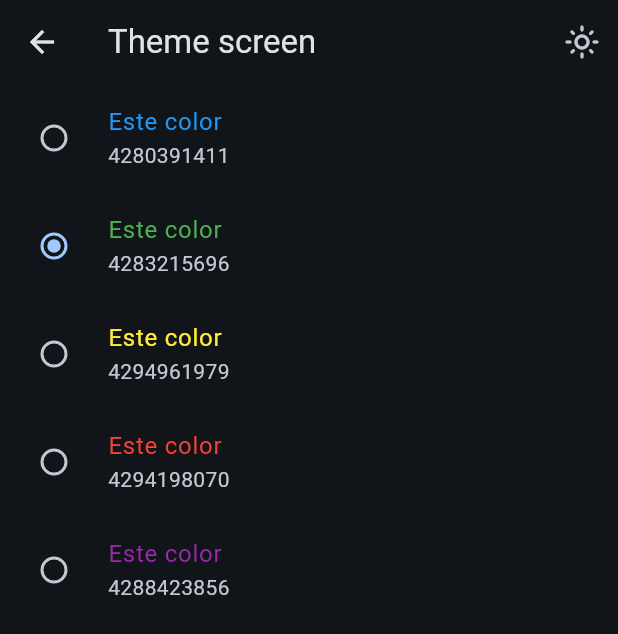
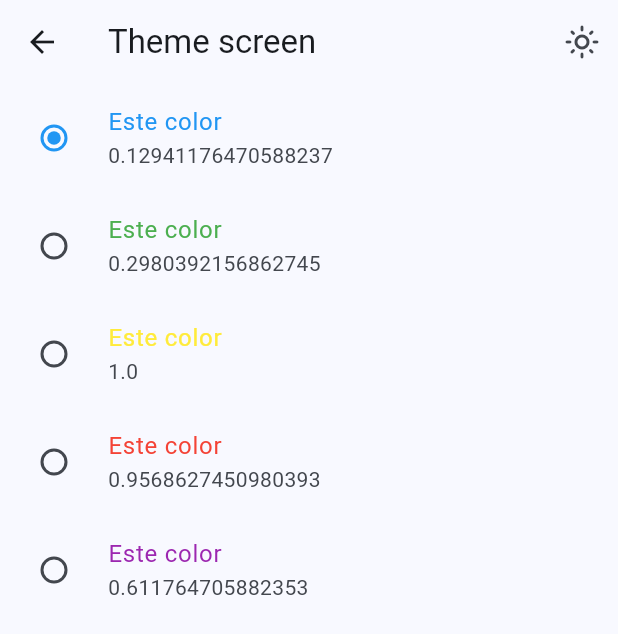
Before and after one commit to sdieg82/widgets_app, a Flutter app: the screen it shows after launch, after a tap on "Theme options", on a phone screen of 412 x 824 dp. Shown: the top 634 px of the screen. Run offline on Flutter 3.47's test engine with Material 3 defaults, Android fonts, the phone set to English and light mode, and no system bars; our stand-ins replace animate_do, flutter_riverpod, go_router.

Commit message:
colorthemeScreen

```diff
--- a/lib/config/router/app_router.dart
+++ b/lib/config/router/app_router.dart
@@ -58,7 +58,7 @@ final appRouter = GoRouter(
     ),
     GoRoute(
       path: '/theme',
-      name:ThemeScreen().name,
+      name:ThemeScreen.name,
       builder: (context, state) => ThemeScreen(),
     ),
   ],
--- a/lib/config/themes/app_theme.dart
+++ b/lib/config/themes/app_theme.dart
@@ -9,16 +9,17 @@ const colorList=<Color>[
 ];
 
 class AppTheme {
-  bool isDarkMode=false;
+  final bool isDarkMode;
   final int selectedColor;
 
   AppTheme({
-    this.selectedColor=0
+    this.selectedColor=0,
+    this.isDarkMode=true,
   }):assert(
     selectedColor>=0 && selectedColor <= colorList.length
   );
 ThemeData getTheme()=>ThemeData(
-   brightness: isDarkMode? Brightness.light : Brightness.dark,
+   brightness: isDarkMode? Brightness.dark : Brightness.light,
    useMaterial3: true,
    colorSchemeSeed: colorList[selectedColor],
    appBarTheme: const AppBarTheme(
--- a/lib/main.dart
+++ b/lib/main.dart
@@ -2,6 +2,7 @@ import 'package:flutter/material.dart';
 import 'package:flutter_riverpod/flutter_riverpod.dart';
 import 'package:widgets_app/config/router/app_router.dart';
 import 'package:widgets_app/config/themes/app_theme.dart';
+import 'package:widgets_app/presentation/providers/theme_provider.dart';
 
 void main() {
   runApp(
@@ -14,16 +15,18 @@ void main() {
   );
 }
 
-class MainApp extends StatelessWidget {
+class MainApp extends ConsumerWidget {
   const MainApp({super.key});
 
   @override
-  Widget build(BuildContext context) {
+  Widget build(BuildContext context,ref) {
+    final isDarkMode=ref.watch(isDarkModeProvider);
+    final selectedColor=ref.watch(selectedColorProvider);
     return MaterialApp.router(
       title: 'Flutter Widgets',
       routerConfig: appRouter,
       debugShowCheckedModeBanner: false,
-      theme: AppTheme(selectedColor: 0).getTheme(),
+      theme: AppTheme(selectedColor: selectedColor, isDarkMode: isDarkMode).getTheme(),
 
     );
   }
--- a/lib/presentation/providers/theme_provider.dart
+++ b/lib/presentation/providers/theme_provider.dart
@@ -2,4 +2,5 @@ import 'package:flutter_riverpod/flutter_riverpod.dart';
 import 'package:widgets_app/config/themes/app_theme.dart';
 
 final isDarkModeProvider= StateProvider((ref)=>false);
-final colorListProvider=Provider((ref)=> colorList);
+final colorListProvider=StateProvider((ref)=> colorList);
+final selectedColorProvider=StateProvider((ref)=> 0);
--- a/lib/presentation/screens/theme_screen.dart
+++ b/lib/presentation/screens/theme_screen.dart
@@ -3,7 +3,7 @@ import 'package:flutter_riverpod/flutter_riverpod.dart';
 import 'package:widgets_app/presentation/providers/theme_provider.dart';
 
 class ThemeScreen extends ConsumerWidget {
-  final String name='theme_screen';
+  static const String name = 'theme_screen';
   const ThemeScreen({super.key});
 
   @override
@@ -15,7 +15,7 @@ class ThemeScreen extends ConsumerWidget {
         actions: [
            IconButton(
           onPressed: () {
-            ref.read(isDarkModeProvider.notifier).state=!isDarkMode;
+            ref.read(isDarkModeProvider.notifier).update((state)=> state=! state);
           },
         // icon: Icon(Icons.dark_mode_outlined),
         icon: Icon(isDarkMode? Icons.dark_mode_outlined: Icons.light_mode_outlined),
@@ -35,19 +35,20 @@ class _ViewThemesList extends ConsumerWidget {
   @override
   Widget build(BuildContext context,ref) {
   final List<Color> colorList =ref.watch(colorListProvider);
+  final bool isDarkMode =ref.watch(isDarkModeProvider);
+  final int selectedColor=ref.watch(selectedColorProvider);
     return ListView.builder(
       itemCount: colorList.length,
       itemBuilder:(context, index) {
         final color=colorList[index];
         return RadioListTile(
           title: Text('Este color', style: TextStyle(color: color),),
-          subtitle: Text('${color.value}'),
+          subtitle: Text('${color.r}'),
           value: index,
-          groupValue: 1,
+          groupValue: selectedColor,
+          activeColor: color,
           onChanged: (value) {
-            //TODO notificar el cambio
-            ref.read(isDarkModeProvider.notifier).state=!ref.read(isDarkModeProvider);
-
+            ref.read(selectedColorProvider.notifier).state = value!;
           },
         );
       },
```
